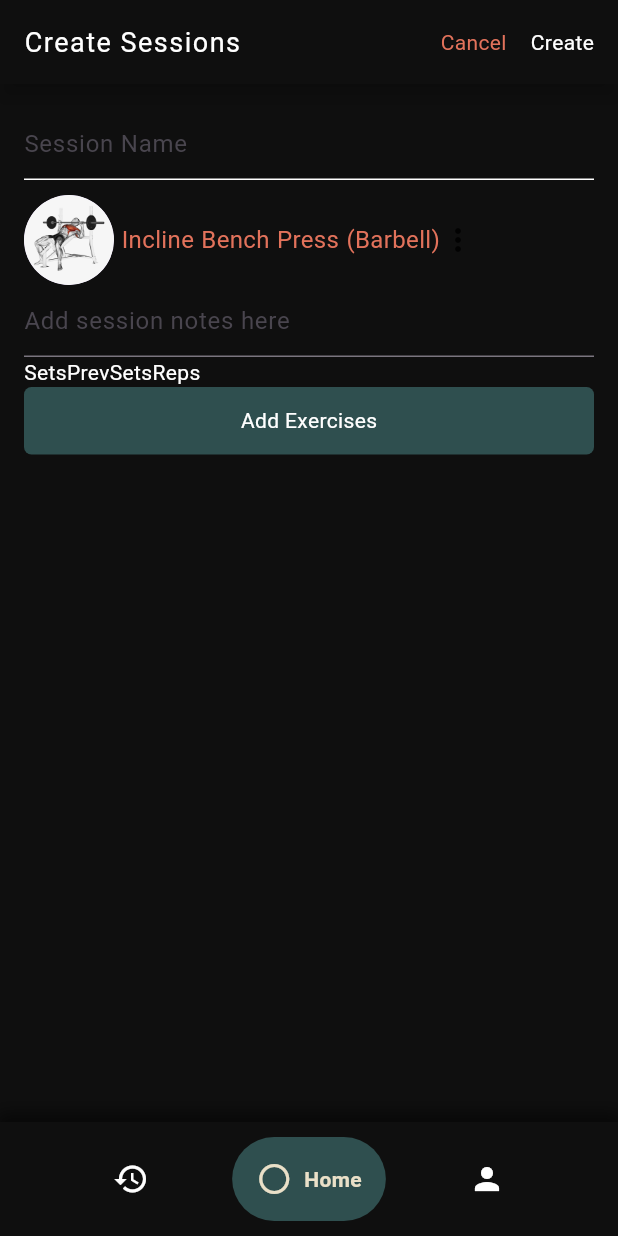
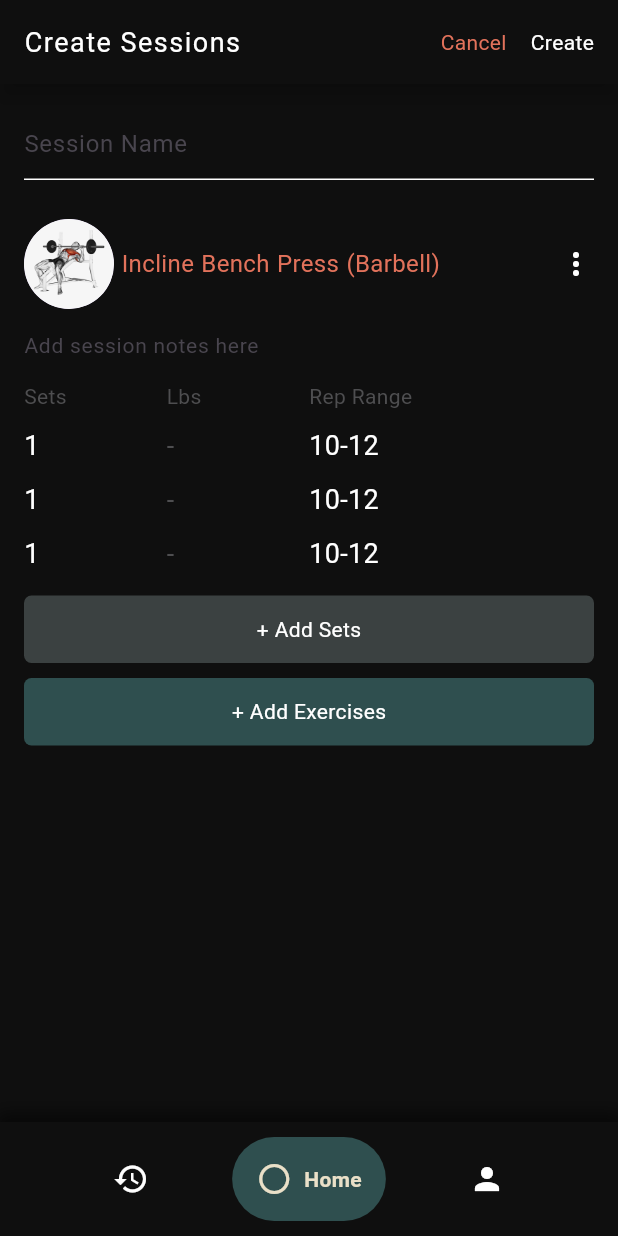
Before and after one commit to zendrexx/workout_app, a Flutter app: the CreateSessionPage screen opened by its route, on a phone screen of 412 x 824 dp. Run offline on Flutter 3.47's test engine with Material 3 defaults, Android fonts, the phone set to English and light mode, and no system bars; drawn by our look-alikes of google_nav_bar; our stand-ins replace flutter_heatmap_calendar, go_router.

Commit message:
session workout widget

```diff
--- a/client/lib/features/home/pages/create_session_page.dart
+++ b/client/lib/features/home/pages/create_session_page.dart
@@ -88,7 +88,14 @@ class _CreateSessionPageState extends State<CreateSessionPage> {
               ),
               SizedBox(height: 10),
               SessionWorkoutWidget(),
-              LongCustomButton(title: "Add Exercises", onTap: () {}),
+              SizedBox(height: 10),
+              LongCustomButton(
+                title: "+ Add Sets",
+                onTap: () {},
+                Bcolor: Color(0xff3B4141),
+              ),
+              SizedBox(height: 10),
+              LongCustomButton(title: "+ Add Exercises", onTap: () {}),
             ],
           ),
         ),
--- a/client/lib/features/home/widgets/session_workout_widget.dart
+++ b/client/lib/features/home/widgets/session_workout_widget.dart
@@ -1,3 +1,5 @@
+import 'package:client/features/history/widgets/workout_row_widget.dart';
+import 'package:client/features/home/widgets/workout_set_widget.dart';
 import 'package:flutter/material.dart';
 
 class SessionWorkoutWidget extends StatelessWidget {
@@ -5,7 +7,9 @@ class SessionWorkoutWidget extends StatelessWidget {
 
   @override
   Widget build(BuildContext context) {
-    return Column(
+    return Padding(
+      padding: const EdgeInsets.only(top: 16.0),
+      child: Column(
         children: [
           Row(
             children: [
@@ -22,14 +26,48 @@ class SessionWorkoutWidget extends StatelessWidget {
                   wordSpacing: .5,
                 ),
               ),
-            GestureDetector(child: Icon(Icons.more_vert_outlined)),
+              Spacer(),
+              GestureDetector(
+                child: Icon(Icons.more_vert_outlined, color: Colors.white),
+              ),
             ],
           ),
           TextField(
-          decoration: InputDecoration(hintText: "Add session notes here"),
+            decoration: InputDecoration(
+              hintText: "Add session notes here",
+              border: InputBorder.none,
+              hintStyle: TextStyle(fontSize: 14),
             ),
-        Row(children: [Text("Sets"), Text("Prev"), Text("Sets"), Text("Reps")]),
+          ),
+          Row(
+            children: [
+              Expanded(
+                child: Text(
+                  "Sets",
+                  style: TextStyle(fontSize: 14, color: Color(0xff4E4E50)),
+                ),
+              ),
+              Expanded(
+                child: Text(
+                  "Lbs",
+                  style: TextStyle(fontSize: 14, color: Color(0xff4E4E50)),
+                ),
+              ),
+              Expanded(
+                child: Text(
+                  "Rep Range",
+                  style: TextStyle(fontSize: 14, color: Color(0xff4E4E50)),
+                ),
+              ),
+              Spacer(),
             ],
+          ),
+          SizedBox(height: 5),
+          WorkoutSetWidget(),
+          WorkoutSetWidget(),
+          WorkoutSetWidget(),
+        ],
+      ),
     );
   }
 }
--- /dev/null
+++ b/client/lib/features/home/widgets/workout_set_widget.dart
@@ -0,0 +1,25 @@
+import 'package:flutter/material.dart';
+
+class WorkoutSetWidget extends StatelessWidget {
+  const WorkoutSetWidget({super.key});
+
+  @override
+  Widget build(BuildContext context) {
+    return Padding(
+      padding: const EdgeInsets.only(top: 5, bottom: 5),
+      child: const Row(
+        children: [
+          Expanded(child: Text("1", style: TextStyle(fontSize: 18))),
+          Expanded(
+            child: Text(
+              "-",
+              style: TextStyle(fontSize: 18, color: Color(0xff4E4E50)),
+            ),
+          ),
+          Expanded(child: Text("10-12", style: TextStyle(fontSize: 18))),
+          Spacer(),
+        ],
+      ),
+    );
+  }
+}
```
Lines whose indentation alone changed are shown as unchanged.
